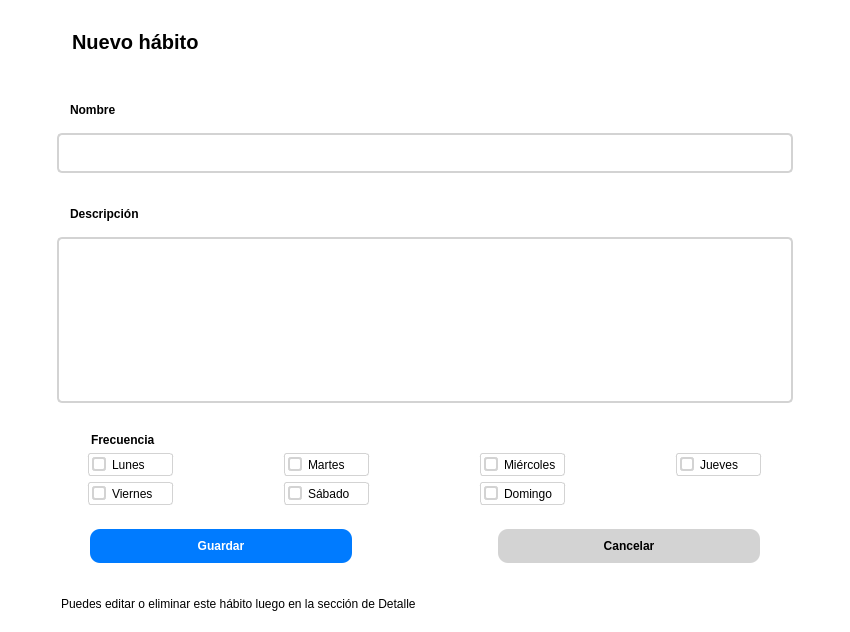
judajaavAlt/PI2, file infraestructure/ui/pages/habit_form/habit_form_view.ui: the form before one commit.
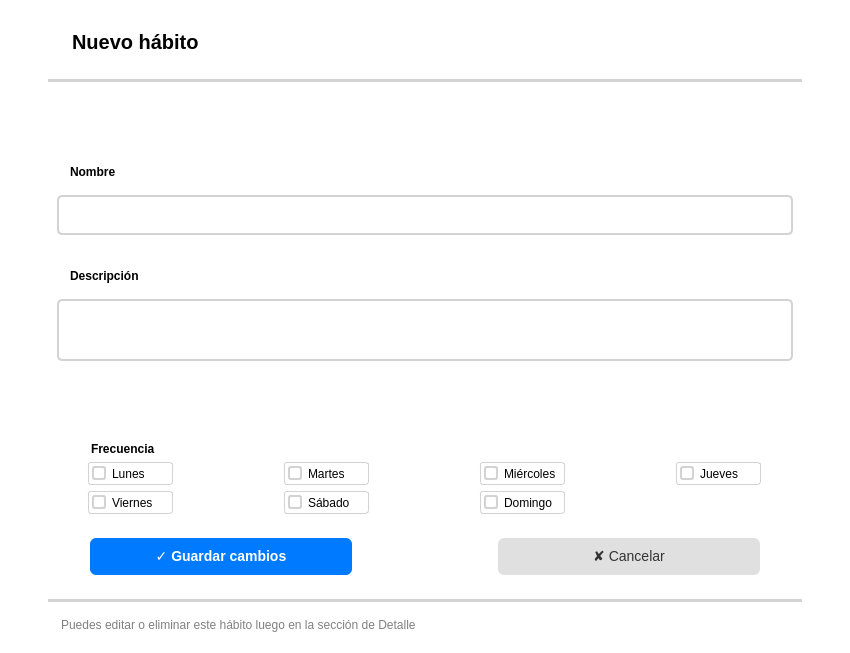
The form after the commit.

Commit message: improving habit style

```diff
--- a/infraestructure/ui/pages/habit_form/habit_form_view.ui
+++ b/infraestructure/ui/pages/habit_form/habit_form_view.ui
@@ -7,7 +7,7 @@
     <x>0</x>
     <y>0</y>
     <width>850</width>
-    <height>632</height>
+    <height>653</height>
    </rect>
   </property>
   <property name="windowTitle">
@@ -55,6 +55,16 @@
      </layout>
     </widget>
    </item>
+   <item>
+    <widget class="Line" name="line_3">
+     <property name="styleSheet">
+      <string notr="true">background-color: lightgray;</string>
+     </property>
+     <property name="orientation">
+      <enum>Qt::Orientation::Horizontal</enum>
+     </property>
+    </widget>
+   </item>
    <item>
     <spacer name="verticalSpacer_2">
      <property name="orientation">
@@ -107,6 +117,10 @@
      <property name="styleSheet">
       <string notr="true">QPlainTextEdit {
 	color: black;
+}
+
+QWidget {
+	max-height: 100px;
 }</string>
      </property>
      <layout class="QVBoxLayout" name="verticalLayout_7">
@@ -252,10 +266,6 @@
      <property name="styleSheet">
       <string notr="true">QWidget {
 	margin: 0px 70px;
-}
-
-QPushButton {
-	font-weight: bold;
 }</string>
      </property>
      <layout class="QHBoxLayout" name="horizontalLayout_4">
@@ -263,8 +273,13 @@
        <widget class="QPushButton" name="btn_save">
         <property name="styleSheet">
          <string notr="true">QPushButton {
-	background-color: #007BFF;
-	color: white;
+    background-color: #007BFF;
+    color: white;
+    padding: 10px 20px;
+    border-radius: 6px;
+    border: none;
+    font-size: 14px;
+    font-weight: bold;
 }
 
 QPushButton#btn_save:hover {
@@ -276,17 +291,32 @@
 }</string>
         </property>
         <property name="text">
-         <string>Guardar</string>
+         <string>✓ Guardar cambios</string>
         </property>
        </widget>
       </item>
       <item>
        <widget class="QPushButton" name="btn_cancel">
         <property name="styleSheet">
-         <string notr="true">background-color: lightgray;</string>
+         <string notr="true">QPushButton {
+    background-color: #E0E0E0;
+    color: #333;
+    padding: 10px 20px;
+    border-radius: 6px;
+    border: none;
+    font-size: 14px;
+}
+
+QPushButton:hover {
+    background-color: #d0d0d0;
+}
+
+QPushButton:pressed {
+    background-color: #c0c0c0;
+}</string>
         </property>
         <property name="text">
-         <string>Cancelar</string>
+         <string>✘ Cancelar</string>
         </property>
        </widget>
       </item>
@@ -300,10 +330,20 @@
      </property>
     </widget>
    </item>
+   <item>
+    <widget class="Line" name="line_2">
+     <property name="styleSheet">
+      <string notr="true">background-color: lightgray;</string>
+     </property>
+     <property name="orientation">
+      <enum>Qt::Orientation::Horizontal</enum>
+     </property>
+    </widget>
+   </item>
    <item>
     <widget class="QLabel" name="label_message">
      <property name="styleSheet">
-      <string notr="true"/>
+      <string notr="true">color: gray;</string>
      </property>
      <property name="text">
       <string>Puedes editar o eliminar este hábito luego en la sección de Detalle</string>
```
Left out of the diff: 4 changed lines with no effect on the pictures. The commit also changes 3 other files.
